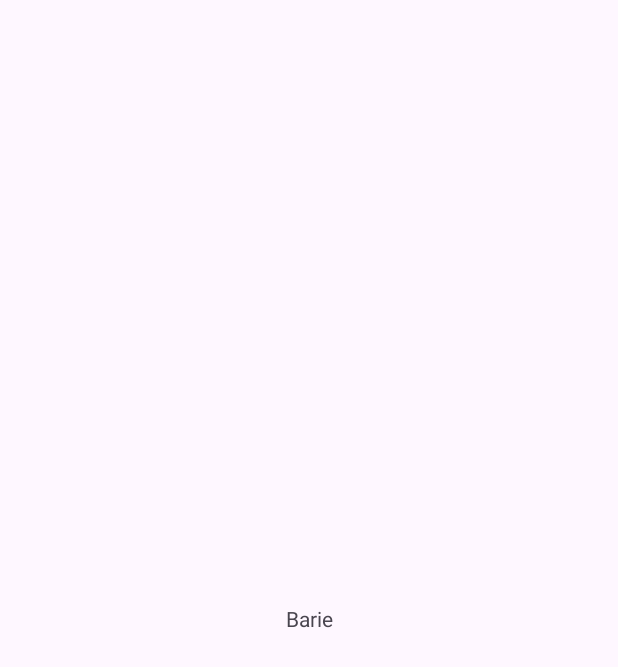
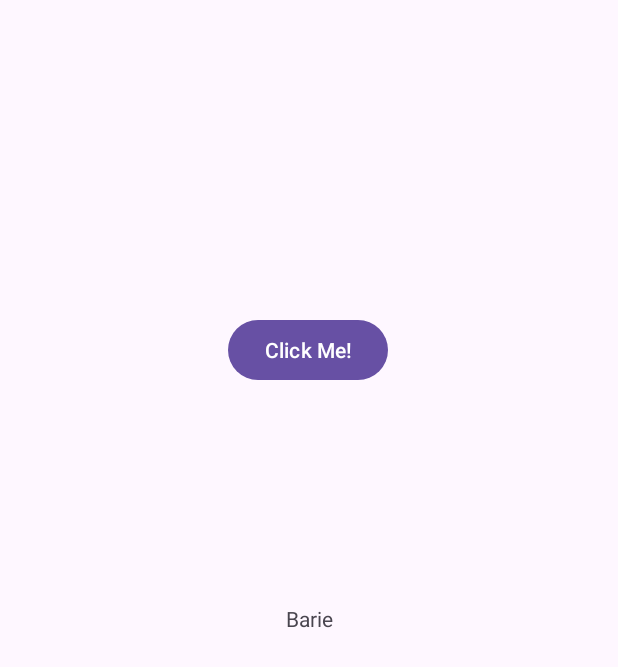
Before and after one commit to GuelmamiBarie/Data-Binding-App, an Android app: the screen it shows after launch (MainActivity), on a phone screen of 412 x 824 dp. Before the commit the part shown is almost empty. Shown: the top 667 px of the screen. Run offline under Robolectric (Android 15) with nearby library versions, the phone set to English and light mode, and no system bars; our stand-ins replace data binding.

Commit message:
Handling click event on data binding

```diff
--- a/app/src/main/java/vistula/glmbr/databindingapp/MainActivity.java
+++ b/app/src/main/java/vistula/glmbr/databindingapp/MainActivity.java
@@ -14,6 +14,7 @@ import vistula.glmbr.databindingapp.databinding.ActivityMainBinding;
 public class MainActivity extends AppCompatActivity {
 
     private ActivityMainBinding activityMainBinding;
+    private MyClickHandler myClickHnadler;
     @Override
     protected void onCreate(Bundle savedInstanceState)
     {
@@ -35,5 +36,8 @@ public class MainActivity extends AppCompatActivity {
 
         activityMainBinding.setPerson(p1);
 
+        //Binding the handler for click events
+        myClickHnadler = new MyClickHandler(this);
+        activityMainBinding.setClickHandler(myClickHnadler);
     }
 }
--- /dev/null
+++ b/app/src/main/java/vistula/glmbr/databindingapp/MyClickHandler.java
@@ -0,0 +1,23 @@
+package vistula.glmbr.databindingapp;
+
+import android.content.Context;
+import android.view.View;
+import android.widget.Toast;
+
+public class MyClickHandler
+{
+    Context context;
+
+    public MyClickHandler(Context context)
+    {
+        this.context = context;
+    }
+
+    public void onButton1Clicked(View view)
+    {
+        Toast.makeText(
+                context,
+                "First Button is clicked",
+                Toast.LENGTH_SHORT).show();
+    }
+}
--- a/app/src/main/res/layout/activity_main.xml
+++ b/app/src/main/res/layout/activity_main.xml
@@ -9,6 +9,10 @@
             name="person"
             type="vistula.glmbr.databindingapp.Person" />
 
+        <variable
+            name="clickHandler"
+            type="vistula.glmbr.databindingapp.MyClickHandler" />
+
     </data>
 
     <androidx.constraintlayout.widget.ConstraintLayout
@@ -17,14 +21,31 @@
         android:layout_width="match_parent"
         android:layout_height="match_parent"
         tools:context=".MainActivity">
+
         <TextView
+            android:id="@+id/textView"
             android:layout_width="wrap_content"
             android:layout_height="wrap_content"
             android:text="@{person.name}"
             app:layout_constraintBottom_toBottomOf="parent"
+            app:layout_constraintEnd_toEndOf="parent"
             app:layout_constraintStart_toStartOf="parent"
+            app:layout_constraintTop_toTopOf="parent" />
+
+        <Button
+            android:onClick="@{clickHandler::onButton1Clicked}"
+
+            android:id="@+id/button1"
+            android:layout_width="wrap_content"
+            android:layout_height="wrap_content"
+            android:text="Click Me!"
+            app:layout_constraintBottom_toBottomOf="parent"
             app:layout_constraintEnd_toEndOf="parent"
-      app:layout_constraintTop_toTopOf="parent" />
+            app:layout_constraintHorizontal_bias="0.498"
+            app:layout_constraintStart_toStartOf="parent"
+            app:layout_constraintTop_toTopOf="parent"
+            app:layout_constraintVertical_bias="0.27" />
+
 
     </androidx.constraintlayout.widget.ConstraintLayout>
 </layout>
```
Lines whose indentation alone changed are shown as unchanged.
